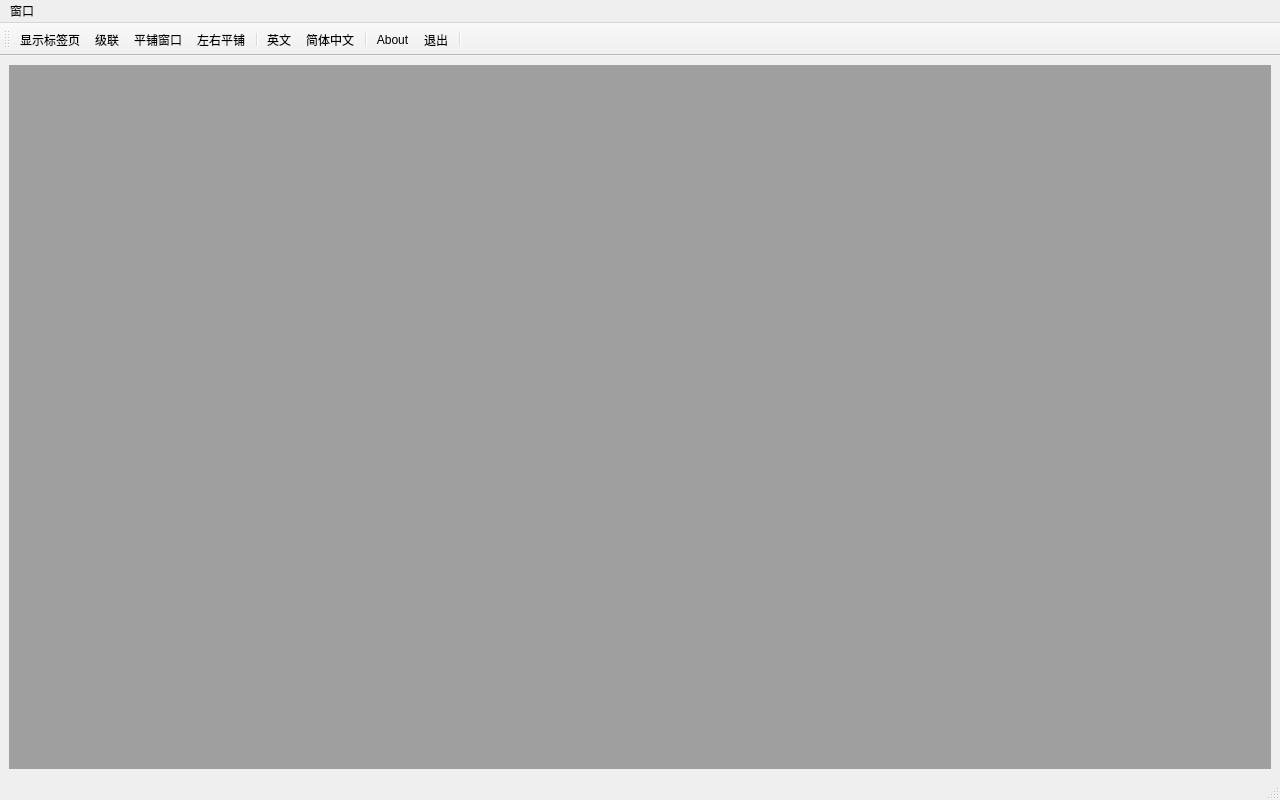
First picture: the form in mainwindow.ui, repository nextuser/qt-moredirs, before the edit.
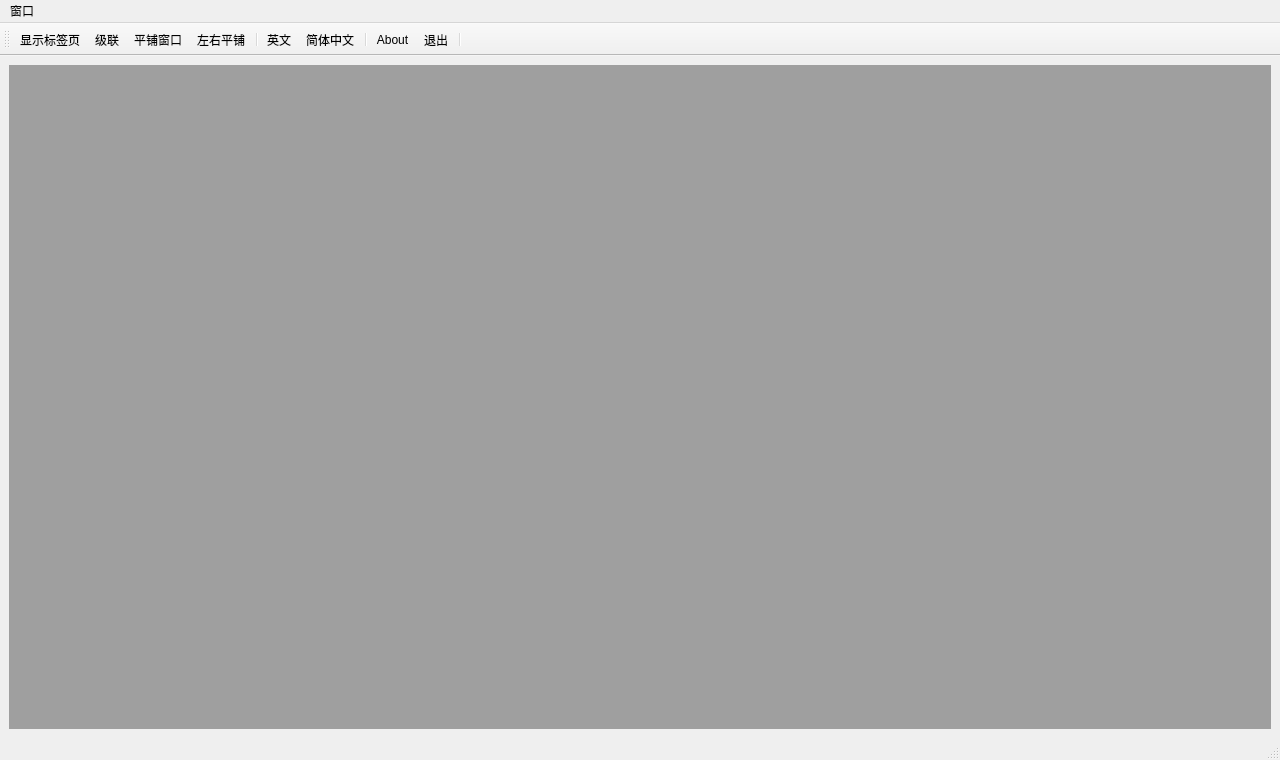
Second picture: the form after the edit. Icons and pictures are not drawn.

Commit message: add language qmfile to res

```diff
--- a/mainwindow.ui
+++ b/mainwindow.ui
@@ -7,7 +7,7 @@
     <x>0</x>
     <y>0</y>
     <width>1280</width>
-    <height>800</height>
+    <height>760</height>
    </rect>
   </property>
   <property name="windowTitle">
```
The commit also changes 2 other files.
